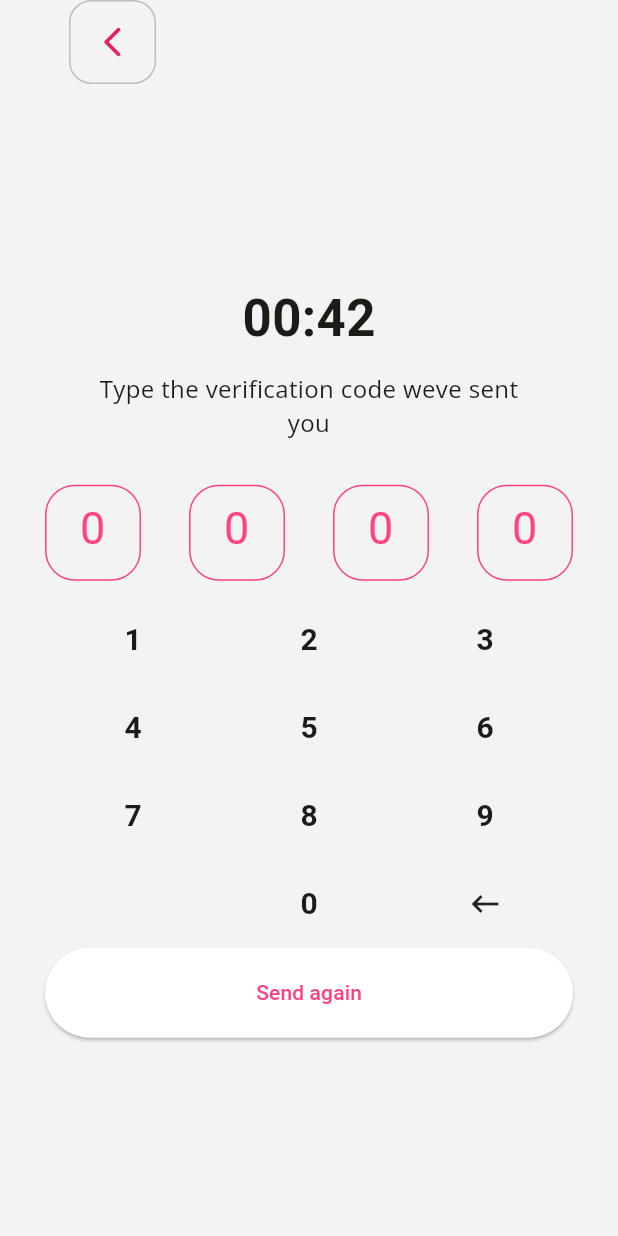
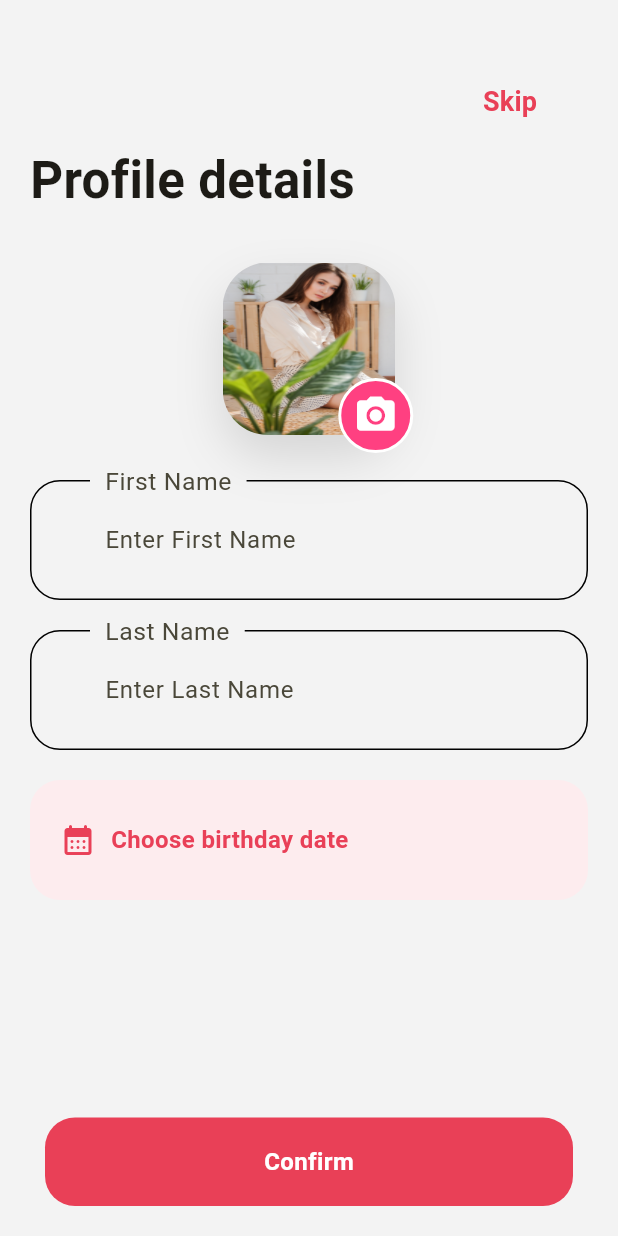
Before and after one commit to lantuyan/dating_app, a Flutter app: the CodeScreen screen opened by its route, after a tap on "Send again", on a phone screen of 412 x 824 dp. Run offline on Flutter 3.47's test engine with Material 2 defaults, Android fonts, the phone set to English and light mode, and no system bars; our stand-ins replace dio, equatable, flutter_bloc, flutter_svg, freezed_annotation, get_it and 7 more; generated files the repository leaves out were written again.

Commit message:
screen profile

```diff
--- a/lib/navigation/navigation.dart
+++ b/lib/navigation/navigation.dart
@@ -22,6 +22,7 @@ abstract class NavigationPath {
   static const passionScreen = '/passionScreen';
   static const friendScreen = '/friendScreen';
   static const notificationScreen = '/notificationScreen';
+  static const profile = '/profileScreen';
 }
 
 abstract class AppRouter {
@@ -78,6 +79,10 @@ abstract class AppRouter {
         path: NavigationPath.notificationScreen,
         builder: (_, __) => const NotificationScreen(),
       ),
+      GoRoute(
+        path: NavigationPath.profile,
+        builder: (_, __) => const ProfileScreen(),
+      ),
     ],
     errorBuilder: (_, __) => const ErrorScreen(),
   );
--- a/lib/screens/auth/auth.dart
+++ b/lib/screens/auth/auth.dart
@@ -3,3 +3,4 @@ export 'passion/passion_screen.dart';
 export 'friend/friend_screen.dart';
 export 'notification/notification_screen.dart';
 export 'onboarding/onboarding_screen.dart';
+export 'profile/profile_screen.dart';
--- a/lib/screens/auth/code/component/body.dart
+++ b/lib/screens/auth/code/component/body.dart
@@ -1,6 +1,8 @@
 import 'package:flutter/material.dart';
+import 'package:go_router/go_router.dart';
 import 'package:google_fonts/google_fonts.dart';
 
+import '../../../../navigation/navigation.dart';
 import 'keyboard.dart';
 import 'number_field.dart';
 
@@ -35,23 +37,7 @@ class _BodyState extends State<Body> {
     ).toList();
   }
 
- Widget renderConfirButton(){
-    return Row(
-      children: [
-        Expanded(
-            child: ElevatedButton(
-              style: ElevatedButton.styleFrom(
-                backgroundColor: Colors.white
-              ),
-              onPressed: (){},
-              child: Padding(
-                padding: const EdgeInsets.symmetric(vertical: 20),
-                child: Text('Send again', style: TextStyle(color: Colors.pinkAccent),),
-              ),
-            ))
-      ],
-    );
-  }
+
   @override
   Widget build(BuildContext context) {
     return Center(
@@ -78,7 +64,23 @@ class _BodyState extends State<Body> {
               mainAxisAlignment: MainAxisAlignment.end,
               children:[
                 ...renderKeyBoard(),
-                renderConfirButton(),
+                Row(
+                  children: [
+                    Expanded(
+                        child: ElevatedButton(
+                          style: ElevatedButton.styleFrom(
+                              backgroundColor: Colors.white
+                          ),
+                          onPressed: (){
+                            context.go(NavigationPath.profile);
+                          },
+                          child: Padding(
+                            padding: const EdgeInsets.symmetric(vertical: 20),
+                            child: Text('Send again', style: TextStyle(color: Colors.pinkAccent),),
+                          ),
+                        ))
+                  ],
+                ),
               ]
             )
 
--- a/lib/screens/auth/onboarding/component/card_carouse.dart
+++ b/lib/screens/auth/onboarding/component/card_carouse.dart
@@ -44,8 +44,10 @@ class _CardCarouseState extends State<CardCarouse> {
   @override
   Widget build(BuildContext context) {
     return Column(
+      mainAxisAlignment: MainAxisAlignment.center,
       children: [
-        Padding(
+        Expanded(
+          child: Padding(
             padding: const EdgeInsets.only(top: 20),
             child: AspectRatio(
                 aspectRatio: 0.85,
@@ -76,6 +78,7 @@ class _CardCarouseState extends State<CardCarouse> {
                 ),
             ),
           ),
+        ),
 
        Indicator(pageController: _pageController),
        Padding(
--- a/lib/screens/auth/onboarding/onboarding_screen.dart
+++ b/lib/screens/auth/onboarding/onboarding_screen.dart
@@ -9,7 +9,10 @@ class Onboarding extends StatelessWidget {
   @override
   Widget build(BuildContext context) {
     return Scaffold(
-
+      appBar: AppBar(
+        backgroundColor: Colors.transparent,
+        elevation: 0,
+      ),
       body: Center(child: Body()),
     );
   }
--- a/lib/screens/auth/passion/passion_screen.dart
+++ b/lib/screens/auth/passion/passion_screen.dart
@@ -40,7 +40,8 @@ class PassionScreen extends StatelessWidget {
             mainAxisAlignment: MainAxisAlignment.spaceBetween,
             crossAxisAlignment: CrossAxisAlignment.stretch,
             children: [
-              Column(
+              Expanded(
+                child: Column(
                   mainAxisAlignment: MainAxisAlignment.spaceBetween,
                   crossAxisAlignment: CrossAxisAlignment.stretch,
                   children: [
@@ -86,6 +87,7 @@ class PassionScreen extends StatelessWidget {
                     ),
                   ],
                 ),
+              ),
               // continueButon(),
               const ConfirmButton(
                 nextRoute: NavigationPath.friendScreen,
--- /dev/null
+++ b/lib/screens/auth/profile/component/body.dart
@@ -0,0 +1,117 @@
+import 'package:flutter/material.dart';
+import 'package:flutter_svg/flutter_svg.dart';
+import 'package:table_calendar/table_calendar.dart';
+
+import '../../widgets/confirm_button.dart';
+import '../../widgets/my_button.dart';
+import 'choose.dart';
+import 'profile_form.dart';
+import 'profile_pic.dart';
+
+class Body extends StatefulWidget {
+  const Body({Key? key}) : super(key: key);
+
+  @override
+  State<Body> createState() => _BodyState();
+}
+
+class _BodyState extends State<Body> {
+  @override
+  Widget build(BuildContext context) {
+    DateTime today = DateTime.now();
+
+
+    return Padding(
+      padding: const EdgeInsets.symmetric(horizontal: 20),
+      child: Column(
+        mainAxisAlignment: MainAxisAlignment.center,
+        children: [
+          Row(
+            mainAxisAlignment: MainAxisAlignment.spaceBetween,
+            children: [
+              Text('Profile details', style: TextStyle(fontWeight: FontWeight.bold,fontSize: 34),),
+              const SizedBox(width: 10,),
+            ],
+          ),
+          const SizedBox(height: 30,),
+          Expanded(
+            child: Column(
+              children: [
+                ProfilePic(),
+                const SizedBox(height: 30,),
+                ProfileForm(nameLabel: 'First Name',nameHint: 'Enter First Name',),
+                const SizedBox(height: 20,),
+                ProfileForm(nameLabel: 'Last Name',nameHint: 'Enter Last Name',),
+                const SizedBox(height: 20,),
+                ButtonChoose(onTap: (){
+                  showModalBottomSheet(
+                      isScrollControlled: true,
+                      context: context,
+                      builder: (context) {
+                        return Padding(
+                          padding: const EdgeInsets.symmetric(vertical: 20, horizontal: 20),
+                          child: Container(
+                            height: 500,
+                            child: Column(
+                              children: [
+                                const SizedBox(height: 20,),
+                                Text('Birthday'),
+                                Expanded(
+                                  child: Container(
+                                    child: TableCalendar(
+                                      rowHeight: 42,
+                                      headerStyle: HeaderStyle(
+                                        formatButtonVisible: false,
+                                        titleCentered: true,
+                                        titleTextStyle: TextStyle(fontSize: 30),
+                                      ),
+                                      availableGestures: AvailableGestures.all,
+                                      focusedDay: today,
+                                      firstDay: DateTime.utc(1970, 01, 01),
+                                      lastDay: DateTime.utc(2030, 01,01),
+                                      selectedDayPredicate: (currentSelectedDate) {
+                                        // as per the documentation 'selectedDayPredicate' needs to determine current selected day.
+                                        return (isSameDay(
+                                            today!, currentSelectedDate));
+                                      },
+                                      onDaySelected: (selectedDay, focusedDay) {
+                                        // as per the documentation
+                                        if (!isSameDay(today, selectedDay)) {
+                                          setState(() {
+                                            today = selectedDay;
+                                          });
+                                        }
+                                      },
+                                      calendarStyle: CalendarStyle(
+                                        todayDecoration: BoxDecoration(
+                                          color: Colors.pinkAccent.shade100,
+                                          shape: BoxShape.circle,
+                                        ),
+                                        selectedDecoration: BoxDecoration(
+                                          color: Colors.pinkAccent,
+                                          shape: BoxShape.circle,
+                                        ),
+                                      ),
+                                    ),
+                                  ),
+                                ),
+                                MyButton(onTap: (){},textMy: 'Save',)
+                              ],
+                            ),
+                          ),
+                        );
+                      },
+                      backgroundColor: Colors.white
+                  );
+                }, textMy: 'Sam'),
+              ],
+            ),
+          ),
+          MyButton(onTap: (){},textMy: 'Confirm',),
+          const SizedBox(height: 20,),
+
+        ],
+      ),
+    );
+  }
+}
--- /dev/null
+++ b/lib/screens/auth/profile/component/choose.dart
@@ -0,0 +1,37 @@
+import 'package:flutter/material.dart';
+import '../../../../theme/color_schemes.dart';
+
+
+class ButtonChoose extends StatelessWidget {
+  final String textMy;
+  final Function()? onTap;
+  const ButtonChoose({
+    Key? key,
+    required this.onTap,
+    required this.textMy,
+  }) : super(key: key);
+
+  @override
+  Widget build(BuildContext context) {
+    return GestureDetector(
+      onTap: onTap,
+      child: Container(
+        padding:const EdgeInsets.symmetric(vertical: 28),
+        decoration: BoxDecoration(
+            color: Color(0xffFDECEE),
+            borderRadius: BorderRadius.circular(20)
+        ),
+        child: Padding(
+          padding: const EdgeInsets.symmetric(horizontal: 20),
+          child: Row(
+            children: [
+              Icon(Icons.calendar_month_rounded, color: redColor,),
+              const SizedBox(width: 10,),
+              Text('Choose birthday date', style: TextStyle(color: redColor, fontSize: 16, fontWeight: FontWeight.bold),)
+            ],
+          ),
+        )
+      ),
+    );
+  }
+}
--- /dev/null
+++ b/lib/screens/auth/profile/component/profile_form.dart
@@ -0,0 +1,32 @@
+import 'package:flutter/material.dart';
+
+class ProfileForm extends StatelessWidget {
+  final String nameLabel;
+  final String nameHint;
+  const ProfileForm({Key? key,required this.nameLabel, required this.nameHint}) : super(key: key);
+
+  @override
+  Widget build(BuildContext context) {
+    return TextFormField(
+      decoration: InputDecoration(
+        labelText: nameLabel,
+        labelStyle: TextStyle(fontSize: 22),
+        hintText: nameHint,
+        floatingLabelBehavior: FloatingLabelBehavior.always,
+        contentPadding: EdgeInsets.symmetric(
+          horizontal: 40,
+          vertical: 28,
+        ),
+        enabledBorder: OutlineInputBorder(
+            borderRadius: BorderRadius.circular(20),
+            gapPadding: 10
+        ),
+        focusedBorder:OutlineInputBorder(
+            borderRadius: BorderRadius.circular(20),
+            gapPadding: 10
+        ),
+      ),
+
+    );
+  }
+}
--- /dev/null
+++ b/lib/screens/auth/profile/component/profile_pic.dart
@@ -0,0 +1,52 @@
+import 'package:flutter/material.dart';
+
+class ProfilePic extends StatelessWidget {
+  const ProfilePic({Key? key}) : super(key: key);
+
+  @override
+  Widget build(BuildContext context) {
+    return SizedBox(
+      height: 115,
+      width: 115,
+      child: Stack(
+        fit: StackFit.expand,
+        clipBehavior: Clip.none,
+        children: [
+          Container(
+            decoration: BoxDecoration(
+                borderRadius: BorderRadius.circular(30),
+                boxShadow: [BoxShadow(
+                  offset: Offset(0, 15),
+                  blurRadius: 27,
+                  color: Colors.black12,
+                ),],
+                image: DecorationImage(
+                    fit: BoxFit.fill,
+                    image: AssetImage('assets/images/girl2.jpg')
+                )
+            ),
+          ),
+
+          Positioned(
+            bottom: -12,
+            right: -12,
+            child: Container(
+              width: 50,
+              height: 50,
+              decoration: BoxDecoration(
+                  borderRadius: BorderRadius.circular(100),
+                  color: Colors.pinkAccent,
+                  border: Border.all(color: Colors.white, width: 2)
+              ),
+              child: const Icon(
+                Icons.camera_alt,
+                color: Colors.white,
+                size: 30,
+              ),
+            ),
+          )
+        ],
+      ),
+    );
+  }
+}
--- /dev/null
+++ b/lib/screens/auth/profile/profile_screen.dart
@@ -0,0 +1,26 @@
+import 'package:flutter/material.dart';
+import '../widgets/skip_button.dart';
+import 'component/body.dart';
+import '../../../navigation/navigation.dart';
+
+class ProfileScreen extends StatelessWidget {
+  const ProfileScreen({Key? key}) : super(key: key);
+
+  @override
+  Widget build(BuildContext context) {
+    return Scaffold(
+      appBar: PreferredSize(
+        preferredSize: const Size(0, 96),
+        child: Padding(
+          padding: const EdgeInsets.only(left: 40, right: 40, top: 40),
+          child: AppBar(
+            actions: const [
+              SkipButton( nextRoute: NavigationPath.friendScreen),
+            ],
+          ),
+        ),
+      ),
+      body:Body(),
+    );
+  }
+}
--- a/lib/screens/auth/widgets/my_button.dart
+++ b/lib/screens/auth/widgets/my_button.dart
@@ -1,4 +1,5 @@
 import 'package:flutter/material.dart';
+import '../../../theme/color_schemes.dart';
 
 class MyButton extends StatelessWidget {
   final String textMy;
@@ -17,7 +18,7 @@ class MyButton extends StatelessWidget {
         padding:const EdgeInsets.all(18),
         margin:const EdgeInsets.symmetric(horizontal: 10),
         decoration: BoxDecoration(
-            color: Colors.pink,
+          color: Color(0xffE94057),
             borderRadius: BorderRadius.circular(20)
         ),
         child: Center(
--- a/pubspec.yaml
+++ b/pubspec.yaml
@@ -44,6 +44,9 @@ dependencies:
   percent_indicator: ^3.4.0
   google_fonts:
   intl_phone_field: ^3.1.0
+  flutter_svg: ^2.0.7
+  table_calendar: ^3.0.5
+
 
 dev_dependencies:
   flutter_test:
```
Also changed, not shown: assets/icons/Camera Icon.svg (added), pubspec.lock. Lines whose indentation alone changed are shown as unchanged.
